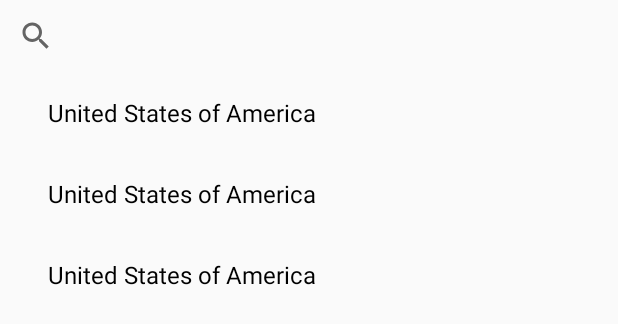
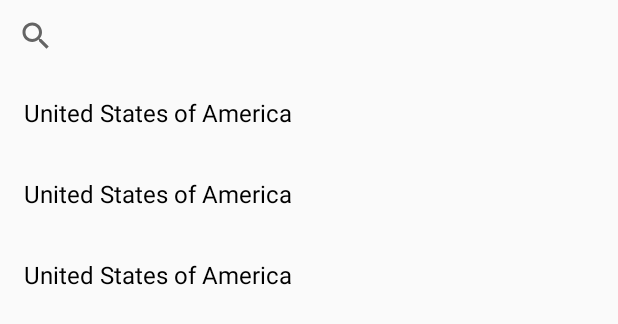
Before and after one commit to OlekKapera/CoronaStats, an Android app: the layout dialog_choose_country.xml on its own in the app's theme, with its tools: preview values and no code run, on a phone screen of 412 x 824 dp. Shown: the top 324 px of the screen. Run offline under Robolectric (Android 15) with nearby library versions, the phone set to English and light mode, and no system bars.

Commit message:
Improved disign of country item

```diff
--- a/app/src/main/res/layout/item_country.xml
+++ b/app/src/main/res/layout/item_country.xml
@@ -12,7 +12,7 @@
         android:id="@+id/countryItem_text_name"
         android:layout_width="wrap_content"
         android:layout_height="wrap_content"
-        android:layout_marginStart="@dimen/spacing32"
+        android:layout_marginStart="@dimen/spacing16"
         android:layout_marginTop="@dimen/spacing16"
         android:layout_marginBottom="@dimen/spacing16"
         android:textColor="@color/black"
@@ -24,9 +24,9 @@
 
     <ImageView
         android:id="@+id/countryItem_image_tick"
-        android:layout_width="@dimen/iconSize32"
-        android:layout_height="@dimen/iconSize32"
-        android:layout_marginEnd="@dimen/spacing32"
+        android:layout_width="@dimen/iconSize24"
+        android:layout_height="@dimen/iconSize24"
+        android:layout_marginEnd="@dimen/spacing16"
         android:src="@drawable/ic_check"
         android:visibility="gone"
         app:layout_constraintBottom_toBottomOf="parent"
```
